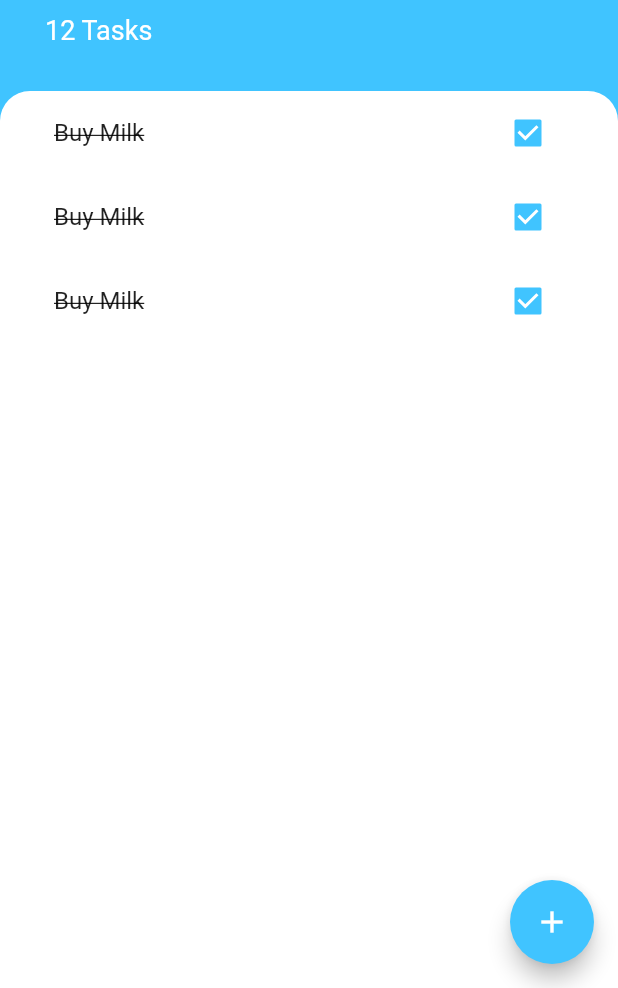
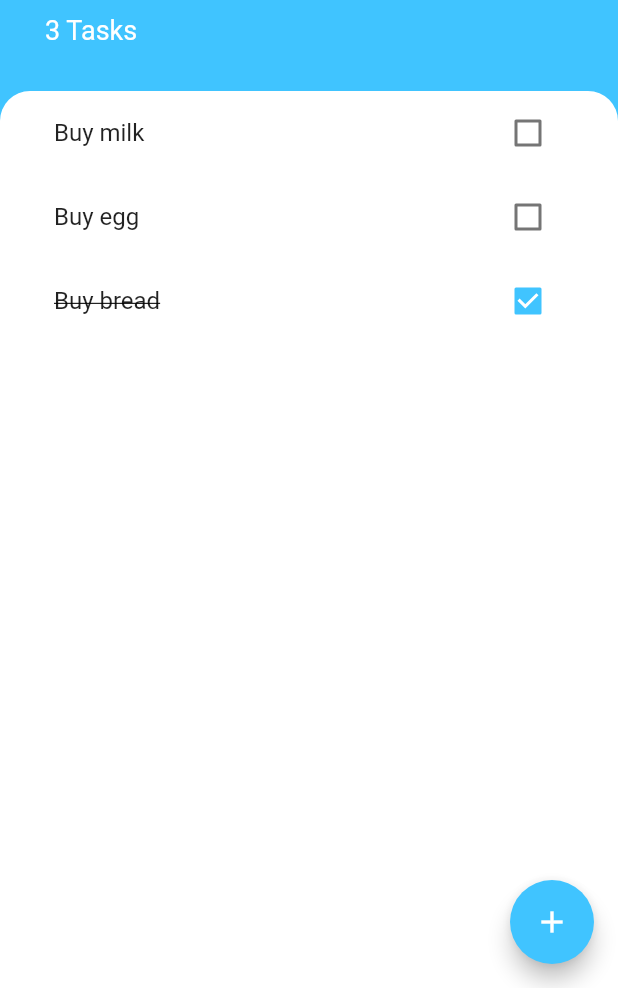
Before and after one commit to KelvinForteta/todo-mobile-app-flutter, a Flutter app: the screen it shows after launch, on a phone screen of 412 x 824 dp, the part 248-1236 px from its top. Run offline on Flutter 3.47's test engine with Material 2 defaults, Android fonts, the phone set to English and light mode, and no system bars.

```diff
--- a/lib/models/task.dart
+++ b/lib/models/task.dart
@@ -1 +1,10 @@
-class Task {}
+class Task {
+  final String name;
+  bool isDone;
+
+  Task({this.name, this.isDone = false});
+
+  void toggleDone() {
+    isDone = !isDone;
+  }
+}
--- a/lib/screens/tasks_screen.dart
+++ b/lib/screens/tasks_screen.dart
@@ -1,8 +1,20 @@
 import 'package:flutter/material.dart';
+import 'package:todoey_flutter/models/task.dart';
 import 'package:todoey_flutter/widgets/add_task_screen.dart';
 import 'package:todoey_flutter/widgets/task_list.dart';
 
-class TasksScreen extends StatelessWidget {
+class TasksScreen extends StatefulWidget {
+  @override
+  _TasksScreenState createState() => _TasksScreenState();
+}
+
+class _TasksScreenState extends State<TasksScreen> {
+  List<Task> tasks = [
+    Task(name: 'Buy milk', isDone: false),
+    Task(name: 'Buy egg', isDone: false),
+    Task(name: 'Buy bread', isDone: true),
+  ];
+
   @override
   Widget build(BuildContext context) {
     return Scaffold(
@@ -11,7 +23,12 @@ class TasksScreen extends StatelessWidget {
         child: Icon(Icons.add),
         onPressed: () {
           showModalBottomSheet(
-              context: context, builder: (context) => AddTaskScreen());
+              context: context,
+              builder: (context) => AddTaskScreen((newTitle) {
+                    setState(() {
+                      tasks.add(Task(name: newTitle));
+                    });
+                  }));
         },
       ),
       backgroundColor: Colors.lightBlueAccent,
@@ -48,7 +65,7 @@ class TasksScreen extends StatelessWidget {
                   height: 10.0,
                 ),
                 Text(
-                  '12 Tasks',
+                  '${tasks.length} Tasks',
                   style: TextStyle(
                     color: Colors.white,
                     fontSize: 18,
@@ -66,7 +83,7 @@ class TasksScreen extends StatelessWidget {
                     topLeft: Radius.circular(20.0),
                     topRight: Radius.circular(20.0),
                   )),
-              child: TasksList(),
+              child: TasksList(tasks),
             ),
           )
         ],
--- a/lib/widgets/add_task_screen.dart
+++ b/lib/widgets/add_task_screen.dart
@@ -1,6 +1,10 @@
 import 'package:flutter/material.dart';
 
+String newTitle;
+
 class AddTaskScreen extends StatelessWidget {
+  final Function addTaskCallback;
+  AddTaskScreen(this.addTaskCallback);
   @override
   Widget build(BuildContext context) {
     return Container(
@@ -29,11 +33,16 @@ class AddTaskScreen extends StatelessWidget {
             TextField(
               autofocus: true,
               textAlign: TextAlign.center,
+              onChanged: (value) {
+                newTitle = value;
+              },
             ),
             Padding(
               padding: const EdgeInsets.only(top: 20),
               child: FlatButton(
-                onPressed: () {},
+                onPressed: () {
+                  addTaskCallback(newTitle);
+                },
                 child: Text(
                   'Add',
                   style: TextStyle(
--- a/lib/widgets/task_list.dart
+++ b/lib/widgets/task_list.dart
@@ -3,20 +3,28 @@ import 'package:todoey_flutter/models/task.dart';
 import 'package:todoey_flutter/widgets/tasks_tile.dart';
 
 class TasksList extends StatefulWidget {
+  final List<Task> tasks;
+  TasksList(this.tasks);
+
   @override
   _TasksListState createState() => _TasksListState();
 }
 
 class _TasksListState extends State<TasksList> {
-  List<Task> task = [];
   @override
   Widget build(BuildContext context) {
-    return ListView(
-      children: <Widget>[
-        TasksTile(),
-        TasksTile(),
-        TasksTile(),
-      ],
+    return ListView.builder(
+      itemBuilder: (context, index) {
+        return TasksTile(
+            taskTitle: widget.tasks[index].name,
+            isChecked: widget.tasks[index].isDone,
+            checkboxCallback: (checkboxState) {
+              setState(() {
+                widget.tasks[index].toggleDone();
+              });
+            });
+      },
+      itemCount: widget.tasks.length,
     );
   }
 }
--- a/lib/widgets/tasks_tile.dart
+++ b/lib/widgets/tasks_tile.dart
@@ -1,46 +1,26 @@
 import 'package:flutter/material.dart';
 
-class TasksTile extends StatefulWidget {
-  @override
-  _TasksTileState createState() => _TasksTileState();
-}
+class TasksTile extends StatelessWidget {
+  final bool isChecked;
+  final String taskTitle;
+  final Function checkboxCallback;
 
-class _TasksTileState extends State<TasksTile> {
-  bool isChecked = true;
+  TasksTile({this.isChecked, this.taskTitle, this.checkboxCallback});
 
   @override
   Widget build(BuildContext context) {
     return ListTile(
       title: Text(
-        'Buy Milk',
+        taskTitle,
         style: TextStyle(
           decoration: isChecked ? TextDecoration.lineThrough : null,
         ),
       ),
-      trailing: new TasksCheckBox(
-        checkBoxState: isChecked,
-        toggleCheckboxState: (bool checkboxState) {
-          setState(() {
-            isChecked = checkboxState;
-          });
-        },
+      trailing: Checkbox(
+        activeColor: Colors.lightBlueAccent,
+        value: isChecked,
+        onChanged: checkboxCallback,
       ),
     );
   }
 }
-
-class TasksCheckBox extends StatelessWidget {
-  final bool checkBoxState;
-  final Function toggleCheckboxState;
-
-  TasksCheckBox({this.checkBoxState, this.toggleCheckboxState});
-
-  @override
-  Widget build(BuildContext context) {
-    return Checkbox(
-      activeColor: Colors.lightBlueAccent,
-      value: checkBoxState,
-      onChanged: toggleCheckboxState,
-    );
-  }
-}
```
